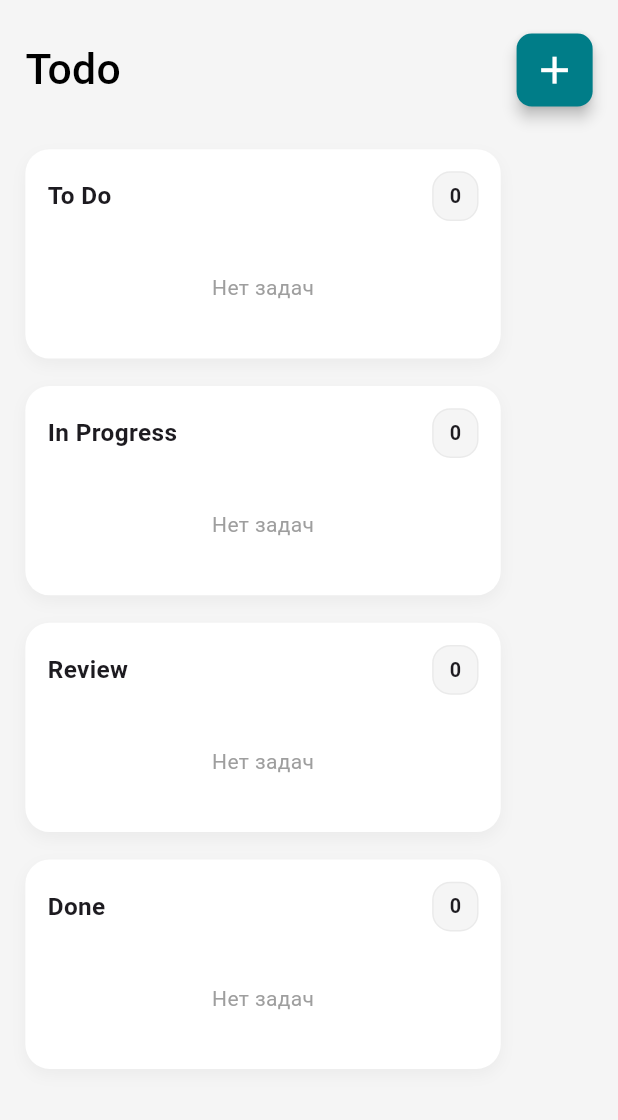
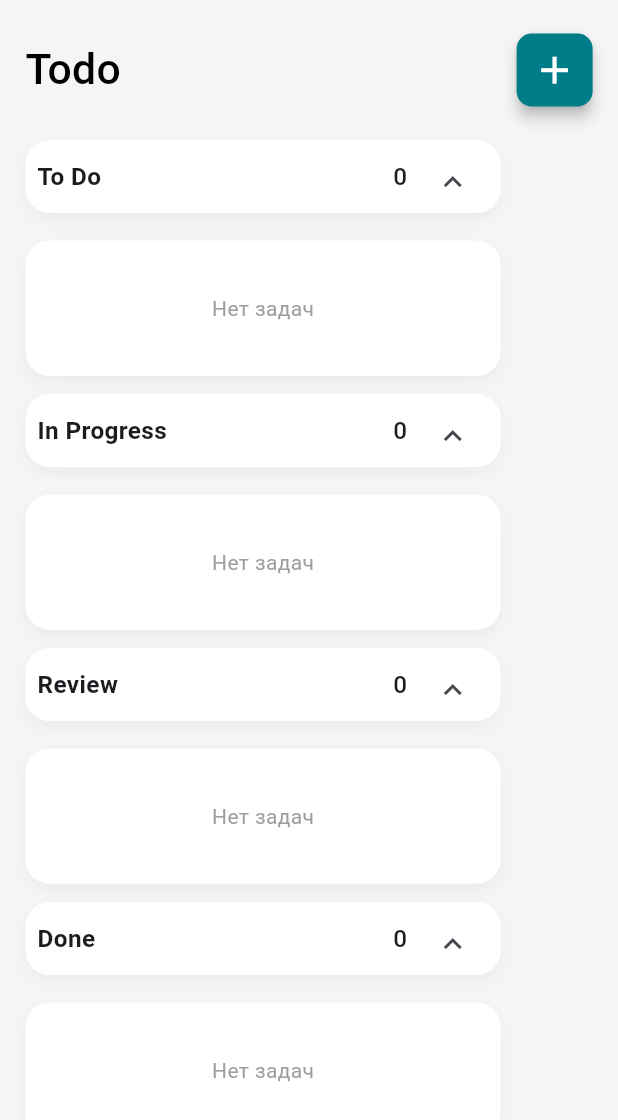
Before and after one commit to AbrorAzizov/Todo_Test, a Flutter app: the screen it shows after launch, on a phone screen of 412 x 824 dp. Shown: the top 1120 px of the screen. Run offline on Flutter 3.47's test engine with Material 3 defaults, Android fonts, the phone set to English and light mode, and no system bars; our stand-ins replace flutter_bloc, flutter_screenutil, get_it, hive, hive_flutter; accounts and stored records are empty; generated files the repository leaves out were written again.

Commit message:
date use case , deadline , layout corrected

```diff
--- a/lib/features/home/presentation/bloc/task_cubit.dart
+++ b/lib/features/home/presentation/bloc/task_cubit.dart
@@ -3,7 +3,7 @@ import 'package:flutter_bloc/flutter_bloc.dart' show Cubit;
 import 'package:new_flutter_projects/features/home/presentation/bloc/task_state.dart';
 import '../../data/entity/task_entity.dart';
 import '../../domain/repo/task_repo.dart';
-import '../../domain/usecases/sort_tasks_usecase.dart';
+import '../../domain/use_cases/sort_tasks_use_case.dart';
 
 class HomeCubit extends Cubit<HomeState> {
   final TaskRepository repository;
--- a/lib/features/home/presentation/pages/home_page.dart
+++ b/lib/features/home/presentation/pages/home_page.dart
@@ -9,7 +9,7 @@ import '../../../../core/constants/text_styles.dart';
 import '../../data/entity/task_entity.dart';
 import '../bloc/task_cubit.dart';
 
-import '../widgets/task_column.dart';
+import '../widgets/task/task_column.dart';
 
 
 class HomePage extends StatefulWidget {
@@ -79,13 +79,13 @@ class _HomePageState extends State<HomePage> {
                           crossAxisAlignment: CrossAxisAlignment.start,
                           children: [
                             _col("To Do", state.toDo, "to_do"),
-                            SizedBox(width: 16.w),
+
                             _col("In Progress", state.inProgress, "in_progress"),
-                            SizedBox(width: 16.w),
+
                             _col("Review", state.review, "review"),
-                            SizedBox(width: 16.w),
+
                             _col("Done", state.done, "done"),
-                            SizedBox(width: 12.w),
+
                           ],
                         ),
                       );
--- a/lib/features/home/presentation/widgets/ad_task_form.dart
+++ b/lib/features/home/presentation/widgets/ad_task_form.dart
@@ -1,8 +1,8 @@
 import 'package:flutter/material.dart';
 import 'package:flutter_bloc/flutter_bloc.dart';
 import 'package:flutter_screenutil/flutter_screenutil.dart';
-import 'package:new_flutter_projects/features/home/presentation/widgets/cancel_button.dart';
-import 'package:new_flutter_projects/features/home/presentation/widgets/save_button.dart';
+import 'package:new_flutter_projects/features/home/presentation/widgets/buttons/cancel_button.dart';
+import 'package:new_flutter_projects/features/home/presentation/widgets/buttons/save_button.dart';
 import '../../../../core/constants/app_strings.dart';
 import '../../../../core/constants/text_styles.dart';
 import '../../data/entity/task_entity.dart';
--- a/lib/features/home/presentation/widgets/cancel_button.dart
+++ b/lib/features/home/presentation/widgets/buttons/cancel_button.dart
@@ -2,8 +2,8 @@
 import 'package:flutter/material.dart';
 import 'package:flutter_screenutil/flutter_screenutil.dart';
 
-import '../../../../core/constants/app_strings.dart';
-import '../../../../core/constants/text_styles.dart';
+import '../../../../../core/constants/app_strings.dart';
+import '../../../../../core/constants/text_styles.dart';
 
 class CancelButton extends StatelessWidget {
   final VoidCallback callback;
--- a/lib/features/home/presentation/widgets/save_button.dart
+++ b/lib/features/home/presentation/widgets/buttons/save_button.dart
@@ -2,8 +2,8 @@
 import 'package:flutter/material.dart';
 import 'package:flutter_screenutil/flutter_screenutil.dart';
 
-import '../../../../core/constants/app_strings.dart';
-import '../../../../core/constants/text_styles.dart';
+import '../../../../../core/constants/app_strings.dart';
+import '../../../../../core/constants/text_styles.dart';
 
 class SaveButton extends StatelessWidget {
   final VoidCallback callback;
--- /dev/null
+++ b/lib/features/home/presentation/widgets/task/task_column.dart
@@ -0,0 +1,144 @@
+import 'package:flutter/material.dart';
+import 'package:flutter_bloc/flutter_bloc.dart';
+import 'package:flutter_screenutil/flutter_screenutil.dart';
+
+import '../../../data/entity/task_entity.dart';
+import '../../bloc/task_cubit.dart';
+import 'task_card.dart';
+import 'task_count_indicator.dart';
+
+class TaskColumn extends StatefulWidget {
+  final String title;
+  final List<TaskEntity> tasks;
+  final String status;
+
+  const TaskColumn({
+    super.key,
+    required this.title,
+    required this.tasks,
+    required this.status,
+  });
+
+  @override
+  State<TaskColumn> createState() => _TaskColumnState();
+}
+
+class _TaskColumnState extends State<TaskColumn> {
+  bool isExpanded = true; // ← состояние (показывать или скрывать)
+
+  @override
+  Widget build(BuildContext context) {
+    return DragTarget<TaskEntity>(
+      onWillAccept: (data) => data != null && data.status != widget.status,
+      onAccept: (task) {
+        context.read<HomeCubit>().updateTaskStatus(task.key!, widget.status);
+      },
+      builder: (context, candidateData, rejectedData) {
+        final highlight = candidateData.isNotEmpty;
+
+        return Column(
+          children: [
+            // -------- HEADER --------
+            Container(
+              width: double.infinity,
+              height: 48.h,
+
+              decoration: BoxDecoration(
+                color: Colors.white,
+                borderRadius: BorderRadius.circular(16.r),
+                boxShadow: [
+                  BoxShadow(
+                    color: Colors.black.withOpacity(0.04),
+                    blurRadius: 8,
+                    offset: const Offset(0, 4),
+                  ),
+                ],
+                border: highlight ? Border.all(color: Colors.teal, width: 2) : null,
+              ),
+              child: Padding(
+                padding: const EdgeInsets.all(8.0),
+                child: Row(
+                  mainAxisAlignment: MainAxisAlignment.spaceBetween,
+                  children: [
+                    Text(widget.title,
+                        style: TextStyle(fontSize: 16.sp, fontWeight: FontWeight.w700)),
+
+                    Row(
+                      crossAxisAlignment: CrossAxisAlignment.center,
+                      mainAxisAlignment: MainAxisAlignment.center,
+                      children: [
+                        TaskCountIndicator(count: widget.tasks.length),
+                        SizedBox(width: 6.w),
+
+                        // TOGGLE BUTTON ↓
+                        IconButton(
+                          onPressed: () {
+                            setState(() {
+                              isExpanded = !isExpanded;
+                            });
+                          },
+                          icon: Icon(
+                            isExpanded ? Icons.keyboard_arrow_up : Icons.keyboard_arrow_down,
+                          ),
+                        ),
+                      ],
+                    ),
+                  ],
+                ),
+              ),
+            ),
+            SizedBox(height: 10.h,),
+            if (isExpanded)
+              _buildTaskList(highlight),
+          ],
+        );
+      },
+    );
+  }
+
+  Widget _buildTaskList(bool highlight) {
+    return Container(
+      width: double.infinity,
+      margin: EdgeInsets.only(top: 8.h, bottom: 12.h),
+      padding: EdgeInsets.all(14.w),
+      decoration: BoxDecoration(
+        color: Colors.white,
+        borderRadius: BorderRadius.circular(16.r),
+        boxShadow: [
+          BoxShadow(
+            color: Colors.black.withOpacity(0.04),
+            blurRadius: 8,
+            offset: const Offset(0, 4),
+          ),
+        ],
+        border: highlight ? Border.all(color: Colors.teal, width: 2) : null,
+      ),
+      child: Column(
+        children: [
+          if (widget.tasks.isEmpty)
+            Padding(
+              padding: EdgeInsets.symmetric(vertical: 20.h),
+              child: Text('Нет задач', style: TextStyle(color: Colors.grey.shade500)),
+            ),
+
+          ...widget.tasks.map(
+                (t) => Padding(
+              padding: EdgeInsets.only(bottom: 8.h),
+              child: TaskCardWidget(task: t),
+            ),
+          ),
+
+          if (highlight)
+            Container(
+              height: 56.h,
+              margin: EdgeInsets.only(top: 6.h),
+              decoration: BoxDecoration(
+                color: Colors.teal.withOpacity(0.08),
+                borderRadius: BorderRadius.circular(12.r),
+              ),
+            ),
+        ],
+      ),
+    );
+  }
+}
--- /dev/null
+++ b/lib/features/home/presentation/widgets/task/task_count_indicator.dart
@@ -0,0 +1,12 @@
+import 'package:flutter/material.dart';
+import 'package:flutter_screenutil/flutter_screenutil.dart';
+
+class TaskCountIndicator extends StatelessWidget {
+  final int count;
+  const TaskCountIndicator({super.key, required this.count});
+
+  @override
+  Widget build(BuildContext context) {
+    return Text('$count', style: TextStyle(fontWeight: FontWeight.w500, fontSize: 16.sp));
+  }
+}
--- a/lib/features/home/presentation/widgets/task_column.dart
+++ /dev/null
@@ -1,90 +0,0 @@
-import 'package:flutter/material.dart';
-import 'package:flutter_bloc/flutter_bloc.dart';
-import 'package:flutter_screenutil/flutter_screenutil.dart';
-
-import '../../data/entity/task_entity.dart';
-import '../bloc/task_cubit.dart';
-import 'task_card.dart';
-import 'task_count_indicator.dart';
-
-class TaskColumn extends StatelessWidget {
-  final String title;
-  final List<TaskEntity> tasks;
-  final String status;
-
-  const TaskColumn({
-    super.key,
-    required this.title,
-    required this.tasks,
-    required this.status,
-  });
-
-  @override
-  Widget build(BuildContext context) {
-    return DragTarget<TaskEntity>(
-      onWillAccept: (data) => data != null && data.status != status,
-      onAccept: (task) {
-        // просим кубит обновить статус
-        context.read<HomeCubit>().updateTaskStatus(task.key!, status);
-      },
-      builder: (context, candidateData, rejectedData) {
-        final highlight = candidateData.isNotEmpty;
-        return Container(
-          width: 300.w,
-          margin: EdgeInsets.only(top: 6.h, bottom: 12.h),
-          padding: EdgeInsets.all(14.w),
-          decoration: BoxDecoration(
-            color: Colors.white,
-            borderRadius: BorderRadius.circular(16.r),
-            boxShadow: [
-              BoxShadow(
-                color: Colors.black.withOpacity(0.04),
-                blurRadius: 8,
-                offset: const Offset(0, 4),
-              ),
-            ],
-            border: highlight ? Border.all(color: Colors.teal.shade300, width: 2) : null,
-          ),
-          child: Column(
-            crossAxisAlignment: CrossAxisAlignment.start,
-            children: [
-              // header: title + count
-              Row(
-                mainAxisAlignment: MainAxisAlignment.spaceBetween,
-                children: [
-                  Text(title, style: TextStyle(fontSize: 16.sp, fontWeight: FontWeight.w700)),
-                  TaskCountIndicator(count: tasks.length),
-                ],
-              ),
-
-              SizedBox(height: 12.h),
-
-              // tasks list
-              if (tasks.isEmpty)
-                Center(
-                  child: Padding(
-                    padding: EdgeInsets.symmetric(vertical: 22.h),
-                    child: Text('Нет задач', style: TextStyle(color: Colors.grey.shade500)),
-                  ),
-                ),
-              ...tasks.map((t) => Padding(
-                padding: EdgeInsets.only(bottom: 8.h),
-                child: TaskCardWidget(task: t),
-              )),
-              // placeholder when dragging over
-              if (highlight)
-                Container(
-                  height: 56.h,
-                  margin: EdgeInsets.only(top: 6.h),
-                  decoration: BoxDecoration(
-                    color: Colors.teal.withOpacity(0.08),
-                    borderRadius: BorderRadius.circular(12.r),
-                  ),
-                ),
-            ],
-          ),
-        );
-      },
-    );
-  }
-}
--- a/lib/features/home/presentation/widgets/task_count_indicator.dart
+++ /dev/null
@@ -1,20 +0,0 @@
-import 'package:flutter/material.dart';
-import 'package:flutter_screenutil/flutter_screenutil.dart';
-
-class TaskCountIndicator extends StatelessWidget {
-  final int count;
-  const TaskCountIndicator({super.key, required this.count});
-
-  @override
-  Widget build(BuildContext context) {
-    return Container(
-      padding: EdgeInsets.symmetric(horizontal: 10.w, vertical: 6.h),
-      decoration: BoxDecoration(
-        color: Colors.grey.shade100,
-        borderRadius: BorderRadius.circular(12.r),
-        border: Border.all(color: Colors.grey.withOpacity(0.12)),
-      ),
-      child: Text('$count', style: TextStyle(fontWeight: FontWeight.w700, fontSize: 13.sp)),
-    );
-  }
-}
--- a/lib/service_locator.dart
+++ b/lib/service_locator.dart
@@ -7,7 +7,7 @@ import 'package:new_flutter_projects/features/home/domain/models/task_model.dart
 import 'package:new_flutter_projects/features/home/domain/repo/task_repo.dart';
 import 'package:new_flutter_projects/features/home/presentation/bloc/task_cubit.dart';
 
-import 'features/home/domain/usecases/sort_tasks_usecase.dart';
+import 'features/home/domain/use_cases/sort_tasks_use_case.dart';
 
 final sl = GetIt.instance;
 
```
Also changed, not shown: lib/features/home/domain/use_cases/format_date_usecase.dart (added, +20 -0 lines), lib/features/home/presentation/widgets/task/task_card.dart (added, +120 -0 lines), lib/features/home/presentation/widgets/task_card.dart (deleted, +0 -93 lines), lib/features/home/domain/use_cases/sort_tasks_use_case.dart (renamed from lib/features/home/domain/usecases/sort_tasks_usecase.dart).
